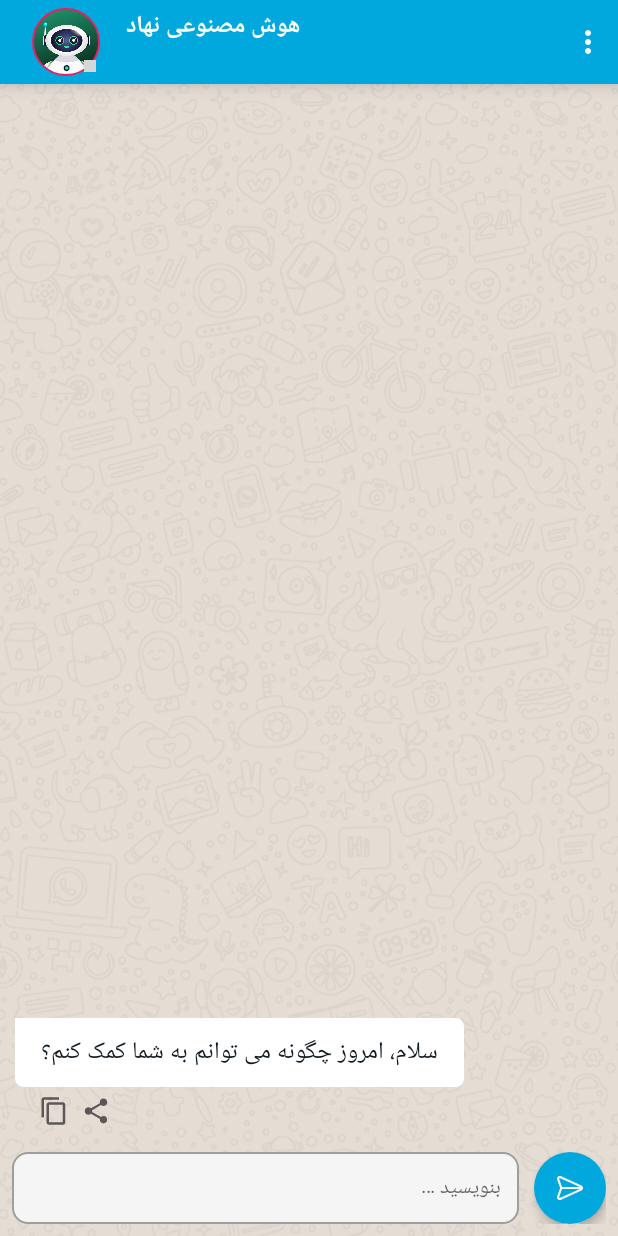
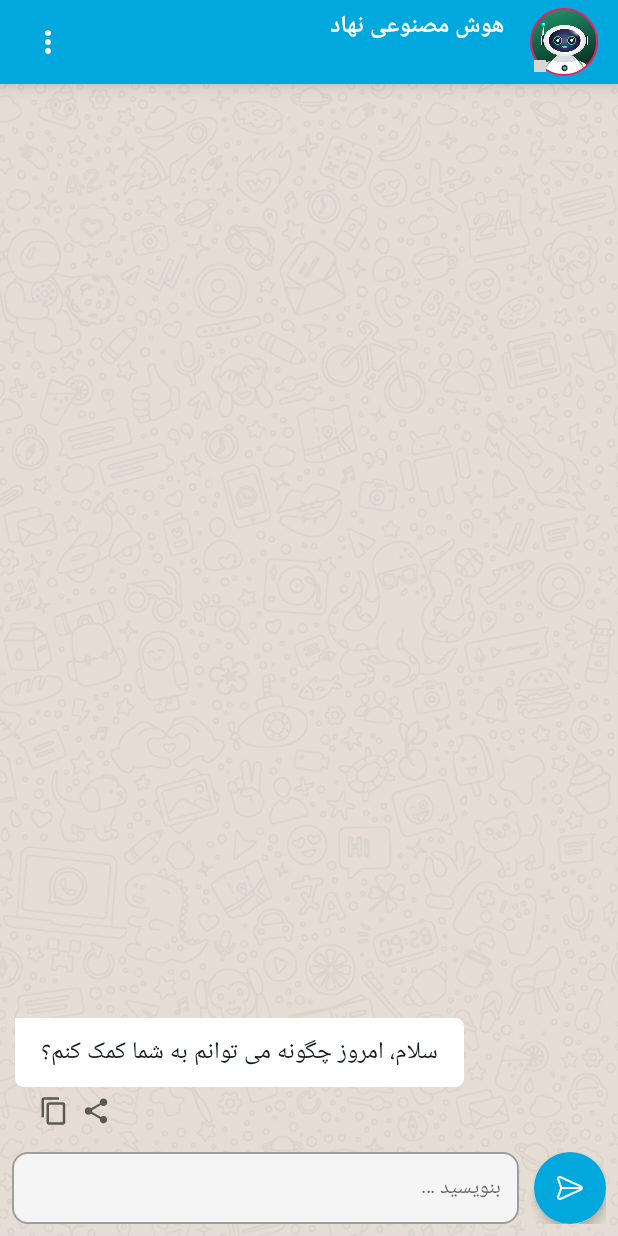
Before and after one commit to arashaltafi/ChatGPT, an Android app: the screen it shows after launch (MainActivity), after a tap on "هوش مصنوعی نهاد", on a phone screen of 412 x 824 dp. Run offline under Robolectric (Android 15) with nearby library versions, the light colour scheme and no system bars; our stand-ins replace Dagger/Hilt's generated code, RxJava, Timber; libraries missing offline, so code that uses them is left out: androidx.hilt.work, io.objectbox, io.objectbox.annotation, io.objectbox.relation, io.sentry and 2 more; plain views replace AVLoadingIndicatorView; pictures from the network do not load; 14 statements that could not run were skipped; 1 other tap on this screen came first; grey boxes are pictures that could not be loaded.

Commit message:
Commit Fix

```diff
--- a/app/build.gradle
+++ b/app/build.gradle
@@ -155,12 +155,6 @@ dependencies {
     implementation "jp.wasabeef:glide-transformations:4.3.0"
     kapt "com.github.bumptech.glide:compiler:4.15.0"
 
-    //Room
-    implementation "androidx.room:room-runtime:2.5.1"
-    annotationProcessor "androidx.room:room-compiler:2.5.1"
-    kapt "androidx.room:room-compiler:2.5.1"
-    implementation "androidx.room:room-ktx:2.5.1"
-
     //ObjectBox
     implementation "io.objectbox:objectbox-kotlin:3.5.1"
     kapt "io.objectbox:objectbox-processor:3.5.1"
--- a/app/src/main/java/com/arash/altafi/chatgptsimple/di/DatabaseModule.kt
+++ /dev/null
@@ -1,32 +0,0 @@
-package com.arash.altafi.chatgptsimple.di
-
-import android.content.Context
-import androidx.room.Room
-import com.arash.altafi.chatgptsimple.domain.provider.local.MessengerDao
-import com.arash.altafi.chatgptsimple.domain.provider.local.MessengerDatabase
-import dagger.Module
-import dagger.Provides
-import dagger.hilt.InstallIn
-import dagger.hilt.android.qualifiers.ApplicationContext
-import dagger.hilt.components.SingletonComponent
-import javax.inject.Singleton
-
-@Module
-@InstallIn(SingletonComponent::class)
-class DatabaseModule {
-
-    @Singleton
-    @Provides
-    fun getRoomDatabase(@ApplicationContext context: Context): MessengerDatabase {
-        return Room.databaseBuilder(context, MessengerDatabase::class.java, "db_chat_gpt")
-            .fallbackToDestructiveMigration()
-            .allowMainThreadQueries()
-            .build()
-    }
-
-    @Singleton
-    @Provides
-    fun getUserDao(messengerDatabase: MessengerDatabase): MessengerDao {
-        return messengerDatabase.MessengerDao()
-    }
-}
--- a/app/src/main/java/com/arash/altafi/chatgptsimple/domain/provider/local/MessengerDao.kt
+++ /dev/null
@@ -1,29 +0,0 @@
-package com.arash.altafi.chatgptsimple.domain.provider.local
-
-import androidx.room.*
-
-@Dao
-interface MessengerDao {
-
-    @Insert(onConflict = OnConflictStrategy.REPLACE)
-    fun insertDialog(dialogEntity: DialogEntity)
-
-    @Query("SELECT * FROM tbl_dialog")
-    fun getAllDialog(): List<DialogEntity>
-
-    @Query("SELECT * FROM tbl_dialog WHERE id = :id")
-    fun getDialogById(id: Long): DialogEntity
-
-    @Query("DELETE FROM tbl_dialog WHERE id = :id")
-    fun deleteDialogById(id: Long)
-
-    @Query("SELECT id FROM tbl_dialog ORDER BY id DESC LIMIT 1")
-    fun getLastDialogId(): Long
-
-    @Delete
-    fun deleteDialog(dialogEntity: DialogEntity)
-
-    @Update
-    fun updateDialog(dialogEntity: DialogEntity)
-
-}
--- a/app/src/main/java/com/arash/altafi/chatgptsimple/domain/provider/local/MessengerDatabase.kt
+++ /dev/null
@@ -1,11 +0,0 @@
-package com.arash.altafi.chatgptsimple.domain.provider.local
-
-import androidx.room.Database
-import androidx.room.RoomDatabase
-
-@Database(version = 1, entities = [DialogEntity::class], exportSchema = false)
-abstract class MessengerDatabase : RoomDatabase() {
-
-    abstract fun MessengerDao(): MessengerDao
-
-}
--- a/app/src/main/java/com/arash/altafi/chatgptsimple/domain/repository/DialogRepository.kt
+++ b/app/src/main/java/com/arash/altafi/chatgptsimple/domain/repository/DialogRepository.kt
@@ -1,11 +1,8 @@
 package com.arash.altafi.chatgptsimple.domain.repository
 
 import com.arash.altafi.chatgptsimple.base.BaseRepository
-import com.arash.altafi.chatgptsimple.domain.provider.local.DialogEntity
 import com.arash.altafi.chatgptsimple.domain.provider.local.DialogEntityObjectBox
 import com.arash.altafi.chatgptsimple.domain.provider.local.DialogEntityObjectBox_
-import com.arash.altafi.chatgptsimple.domain.provider.local.MessengerDao
-import com.arash.altafi.chatgptsimple.domain.provider.local.ObjectBox
 import com.arash.altafi.chatgptsimple.domain.provider.local.ObjectBox.boxStore
 import kotlinx.coroutines.CoroutineScope
 import kotlinx.coroutines.Dispatchers
@@ -13,34 +10,8 @@ import kotlinx.coroutines.launch
 import javax.inject.Inject
 import kotlin.coroutines.CoroutineContext
 
-class DialogRepository @Inject constructor(
-    private val messengerDao: MessengerDao
-) : BaseRepository() {
+class DialogRepository @Inject constructor() : BaseRepository() {
 
-    //Room
-    fun saveDialog(dialogEntity: DialogEntity) {
-        messengerDao.insertDialog(dialogEntity)
-    }
-
-    fun updateDialog(dialogEntity: DialogEntity) {
-        messengerDao.updateDialog(dialogEntity)
-    }
-
-    fun deleteDialogById(id: Long) {
-        messengerDao.deleteDialogById(id)
-    }
-
-    fun deleteDialog(dialogEntity: DialogEntity) {
-        messengerDao.deleteDialog(dialogEntity)
-    }
-
-    fun getDialogById(id: Long) = messengerDao.getDialogById(id)
-
-    fun getLastDialogId() = messengerDao.getLastDialogId()
-
-    fun getAllDialog(): List<DialogEntity> = messengerDao.getAllDialog()
-
-    //Object Box
     private val coroutineContext: CoroutineContext get() = Dispatchers.Main
     private val dialogBox = boxStore.boxFor(DialogEntityObjectBox::class.java)
 
--- a/app/src/main/java/com/arash/altafi/chatgptsimple/ui/dialog/DialogFragment.kt
+++ b/app/src/main/java/com/arash/altafi/chatgptsimple/ui/dialog/DialogFragment.kt
@@ -117,8 +117,7 @@ class DialogFragment : Fragment() {
                     )
                 }
             ),
-            Gravity.BOTTOM.or(Gravity.END),
-            setTint = false
+            Gravity.BOTTOM.or(Gravity.END)
         )
     }
 
@@ -160,8 +159,7 @@ class DialogFragment : Fragment() {
                     })
                 }
             ),
-            Gravity.BOTTOM.or(Gravity.END),
-            setTint = false
+            Gravity.BOTTOM.or(Gravity.END)
         )
     }
 
--- a/app/src/main/res/drawable/baseline_content_copy_24.xml
+++ b/app/src/main/res/drawable/baseline_content_copy_24.xml
@@ -1,7 +1,7 @@
 <vector xmlns:android="http://schemas.android.com/apk/res/android"
     android:width="24dp"
     android:height="24dp"
-    android:tint="#000000"
+    android:tint="?attr/background_icon"
     android:viewportWidth="24"
     android:viewportHeight="24">
     <path
--- a/app/src/main/res/drawable/baseline_share_24.xml
+++ b/app/src/main/res/drawable/baseline_share_24.xml
@@ -1,7 +1,7 @@
 <vector xmlns:android="http://schemas.android.com/apk/res/android"
     android:width="24dp"
     android:height="24dp"
-    android:tint="#000000"
+    android:tint="?attr/background_icon"
     android:viewportWidth="24"
     android:viewportHeight="24">
     <path
--- a/app/src/main/res/layout/fragment_chat.xml
+++ b/app/src/main/res/layout/fragment_chat.xml
@@ -32,10 +32,11 @@
                     android:id="@+id/ivAvatar"
                     android:layout_width="0dp"
                     android:layout_height="match_parent"
+                    android:layout_marginEnd="8dp"
                     android:padding="2dp"
                     app:layout_constraintBottom_toBottomOf="parent"
                     app:layout_constraintDimensionRatio="1:1"
-                    app:layout_constraintStart_toStartOf="parent"
+                    app:layout_constraintEnd_toEndOf="parent"
                     app:layout_constraintTop_toTopOf="parent"
                     app:shapeAppearance="@style/appearance.round.50"
                     app:srcCompat="@drawable/robot"
@@ -48,33 +49,33 @@
                     android:layout_height="8dp"
                     android:layout_margin="4dp"
                     app:layout_constraintBottom_toBottomOf="parent"
-                    app:layout_constraintEnd_toEndOf="@+id/ivAvatar"
+                    app:layout_constraintStart_toStartOf="@id/ivAvatar"
                     app:shapeAppearance="@style/appearance.round.50"
                     app:srcCompat="@drawable/background_status" />
 
                 <com.google.android.material.textview.MaterialTextView
                     android:id="@+id/tvToolbarTitle"
+                    style="@style/txt.h2.bold"
                     android:layout_width="wrap_content"
                     android:layout_height="wrap_content"
-                    android:layout_marginStart="16dp"
+                    android:layout_marginEnd="16dp"
                     android:text="@string/app_name"
-                    style="@style/txt.h2.bold"
                     android:textColor="@color/white"
-                    app:layout_constraintStart_toEndOf="@+id/ivAvatar"
+                    app:layout_constraintEnd_toStartOf="@id/ivAvatar"
                     app:layout_constraintTop_toTopOf="parent" />
 
                 <com.google.android.material.textview.MaterialTextView
                     android:id="@+id/tvToolbarState"
+                    style="@style/txt.h00.medium"
                     android:layout_width="wrap_content"
                     android:layout_height="wrap_content"
-                    android:layout_marginStart="16dp"
+                    android:layout_marginEnd="16dp"
                     android:text="@string/typing"
                     android:textColor="@color/white"
                     android:textStyle="italic"
-                    style="@style/txt.h00.medium"
                     android:visibility="gone"
                     app:layout_constraintBottom_toBottomOf="parent"
-                    app:layout_constraintStart_toEndOf="@+id/ivAvatar"
+                    app:layout_constraintEnd_toStartOf="@id/ivAvatar"
                     app:layout_constraintTop_toBottomOf="@+id/tvToolbarTitle"
                     tools:visibility="visible" />
 
@@ -87,7 +88,7 @@
                     android:clickable="true"
                     android:focusable="true"
                     app:layout_constraintBottom_toBottomOf="parent"
-                    app:layout_constraintEnd_toEndOf="parent"
+                    app:layout_constraintStart_toStartOf="parent"
                     app:layout_constraintTop_toTopOf="parent"
                     app:srcCompat="@drawable/ic_baseline_more_vert_24" />
 
@@ -128,13 +129,13 @@
 
             <com.google.android.material.textfield.TextInputEditText
                 android:id="@+id/edtMessage"
+                style="@style/txt.h1.light"
                 android:layout_width="match_parent"
                 android:layout_height="wrap_content"
                 android:layout_centerInParent="true"
                 android:layout_toStartOf="@id/btnSend"
                 android:background="@drawable/rounded_corner"
                 android:hint="@string/edt_hint"
-                style="@style/txt.h1.light"
                 android:imeOptions="actionSend"
                 android:inputType="textMultiLine|text"
                 android:maxLength="150"
--- a/app/src/main/res/layout/fragment_dialog.xml
+++ b/app/src/main/res/layout/fragment_dialog.xml
@@ -33,10 +33,11 @@
                     style="@style/txt.h1.medium"
                     android:layout_width="wrap_content"
                     android:layout_height="wrap_content"
+                    android:layout_marginEnd="8dp"
                     android:text="Connecting ..."
                     android:textColor="@color/white"
                     app:layout_constraintBottom_toBottomOf="parent"
-                    app:layout_constraintStart_toStartOf="parent"
+                    app:layout_constraintEnd_toEndOf="parent"
                     app:layout_constraintTop_toTopOf="parent" />
 
                 <com.google.android.material.imageview.ShapeableImageView
@@ -48,7 +49,7 @@
                     android:clickable="true"
                     android:focusable="true"
                     app:layout_constraintBottom_toBottomOf="parent"
-                    app:layout_constraintEnd_toEndOf="parent"
+                    app:layout_constraintStart_toStartOf="parent"
                     app:layout_constraintTop_toTopOf="parent"
                     app:srcCompat="@drawable/ic_baseline_more_vert_24" />
 
--- a/app/src/main/res/layout/layout_popup_menu.xml
+++ b/app/src/main/res/layout/layout_popup_menu.xml
@@ -24,7 +24,7 @@
 
             <com.google.android.material.textview.MaterialTextView
                 android:id="@+id/tvItemPopupMenu"
-                style="@style/txt.h00"
+                style="@style/txt.h00.medium"
                 android:layout_width="match_parent"
                 android:layout_height="wrap_content"
                 android:drawablePadding="16dp"
--- a/app/src/main/res/values/strings.xml
+++ b/app/src/main/res/values/strings.xml
@@ -15,4 +15,6 @@
     <string name="successFully_deleted">با موفقیت حذف شد.</string>
     <string name="error_server">خطایی رخ داده است. لطفا مجددا ارسال کنید …</string>
     <string name="text_copied">متن کپی شد.</string>
+    <string name="copy">کپی</string>
+    <string name="share">به اشتراک گذاری</string>
 </resources>
```
Also changed, not shown: app/src/main/java/com/arash/altafi/chatgptsimple/domain/provider/local/DialogEntity.kt (deleted, +0 -21 lines), app/src/main/java/com/arash/altafi/chatgptsimple/ui/chat/ChatFragment.kt (+39 -2 lines), app/src/main/java/com/arash/altafi/chatgptsimple/ui/chat/MessageAdapter.kt (+92 -0 lines), app/src/main/java/com/arash/altafi/chatgptsimple/ui/dialog/DialogViewModel.kt (+0 -25 lines), app/src/main/java/com/arash/altafi/chatgptsimple/utils/PopupUtil.kt (+11 -14 lines), app/src/main/res/layout/item_image_recevie.xml (+9 -4 lines).
